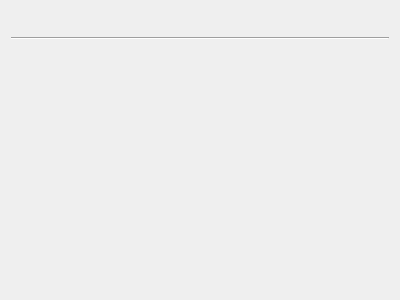
First picture: the form in src/gui/presentationpropertieswidget.ui, repository CZDanol/StrawLumen, before the edit.
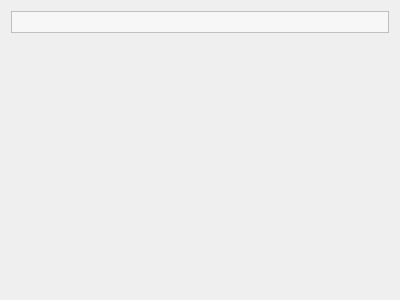
Second picture: the form after the edit.

Diff of the .ui file:
```diff
--- a/src/gui/presentationpropertieswidget.ui
+++ b/src/gui/presentationpropertieswidget.ui
@@ -15,7 +15,31 @@
   </property>
   <layout class="QVBoxLayout" name="ltMain">
    <item>
+    <widget class="QFrame" name="">
+     <property name="styleSheet">
+      <string notr="true">QFrame {
+	background: palette(alternate-base);
+}</string>
+     </property>
+     <property name="frameShape">
+      <enum>QFrame::StyledPanel</enum>
+     </property>
+     <property name="frameShadow">
+      <enum>QFrame::Raised</enum>
+     </property>
     <layout class="QHBoxLayout" name="horizontalLayout_6">
+      <property name="leftMargin">
+       <number>0</number>
+      </property>
+      <property name="topMargin">
+       <number>0</number>
+      </property>
+      <property name="rightMargin">
+       <number>0</number>
+      </property>
+      <property name="bottomMargin">
+       <number>0</number>
+      </property>
      <item>
       <spacer name="horizontalSpacer_2">
        <property name="orientation">
@@ -63,12 +87,6 @@
       </spacer>
      </item>
     </layout>
-   </item>
-   <item>
-    <widget class="Line" name="line">
-     <property name="orientation">
-      <enum>Qt::Horizontal</enum>
-     </property>
     </widget>
    </item>
    <item>
```
Lines whose indentation alone changed are shown as unchanged.
